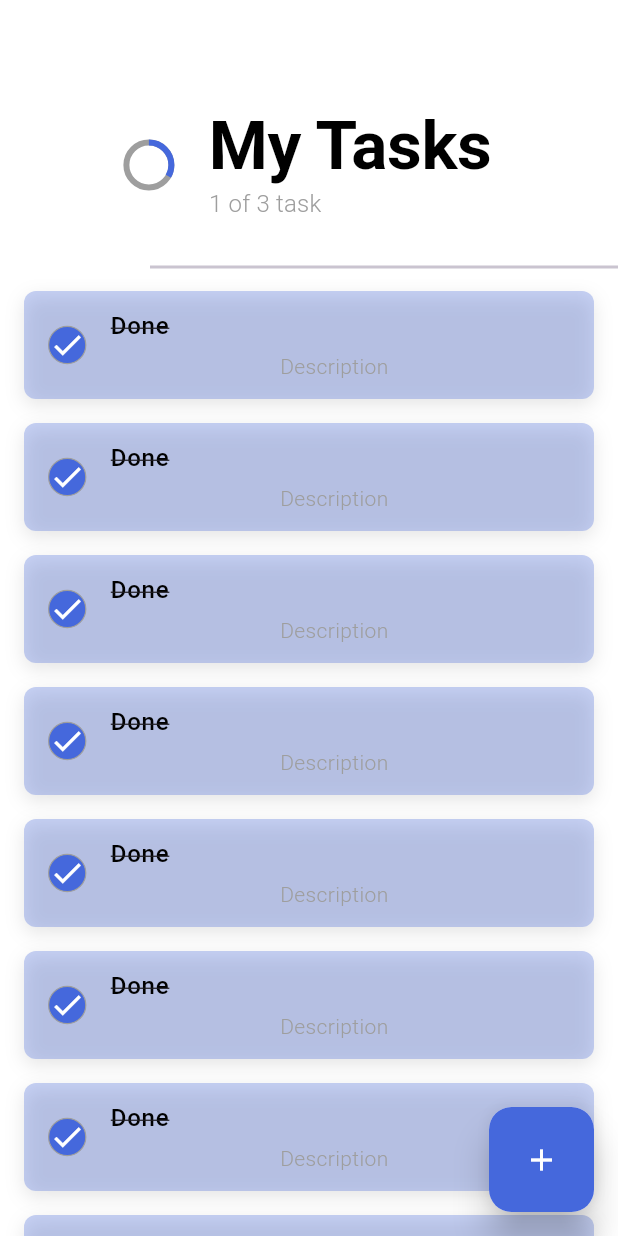
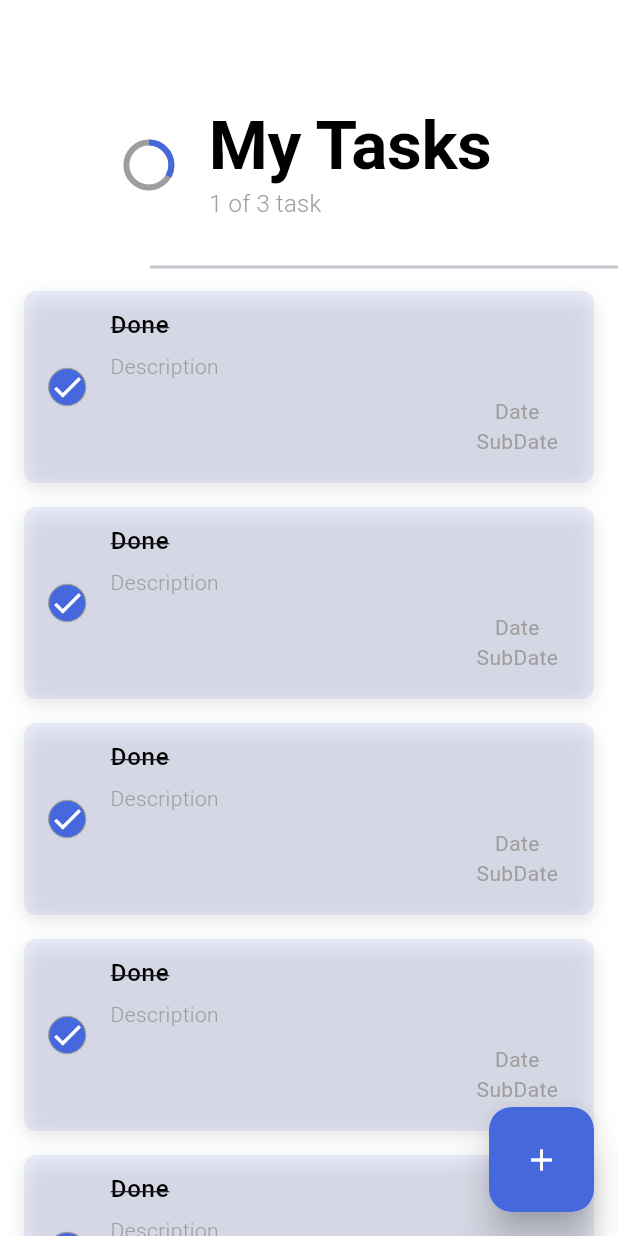
Before and after one commit to yaminmuhammad/todidu, a Flutter app: the screen it shows after launch, on a phone screen of 412 x 824 dp. Run offline on Flutter 3.47's test engine with Material 3 defaults, Android fonts, the phone set to English and light mode, and no system bars; our stand-ins replace flutter_slider_drawer.

Commit message:
feat: task widget && refactor fab component

```diff
--- a/lib/main.dart
+++ b/lib/main.dart
@@ -1,5 +1,5 @@
 import 'package:flutter/material.dart';
-import 'package:todidu/views/home_view.dart';
+import 'package:todidu/views/home/home_view.dart';
 
 Future<void> main() async {
   runApp(const MyApp());
--- a/lib/views/home_view.dart
+++ b/lib/views/home/home_view.dart
@@ -3,7 +3,8 @@ import 'package:flutter_slider_drawer/flutter_slider_drawer.dart';
 import 'package:todidu/extensions/space_exs.dart';
 import 'package:todidu/utils/app_colors.dart';
 import 'package:todidu/utils/app_str.dart';
-import 'package:todidu/views/home/widget/fab.dart';
+import 'package:todidu/views/home/components/fab.dart';
+import 'package:todidu/views/home/widget/task_widget.dart';
 
 class HomeView extends StatefulWidget {
   const HomeView({super.key});
@@ -101,81 +102,7 @@ class _HomeViewState extends State<HomeView> {
                 itemCount: 20,
                 scrollDirection: Axis.vertical,
                 itemBuilder: (context, index) {
-                  return AnimatedContainer(
-                    margin: const EdgeInsets.symmetric(
-                      horizontal: 16,
-                      vertical: 8,
-                    ),
-                    decoration: BoxDecoration(
-                      borderRadius: BorderRadius.circular(8),
-                      color: AppColors.primaryColor.withOpacity(0.3),
-                      boxShadow: [
-                        BoxShadow(
-                          color: Colors.black.withOpacity(.1),
-                          offset: const Offset(
-                            0,
-                            4,
-                          ),
-                          blurRadius: 10,
-                        ),
-                      ],
-                    ),
-                    duration: const Duration(milliseconds: 600),
-                    child: ListTile(
-                      // Check Icon
-                      leading: GestureDetector(
-                        onTap: () {
-                          // checklist or unchecklist task
-                        },
-                        child: AnimatedContainer(
-                          duration: const Duration(
-                            milliseconds: 600,
-                          ),
-                          decoration: BoxDecoration(
-                            color: AppColors.primaryColor,
-                            shape: BoxShape.circle,
-                            border: Border.all(
-                              color: Colors.grey,
-                              width: .8,
-                            ),
-                          ),
-                          child: const Icon(
-                            Icons.check,
-                            color: Colors.white,
-                          ),
-                        ),
-                      ),
-
-                      // Task title
-                      title: const Padding(
-                        padding: const EdgeInsets.only(
-                          bottom: 5,
-                          top: 3,
-                        ),
-                        child: Text(
-                          "Done",
-                          style: TextStyle(
-                            color: Colors.black,
-                            fontWeight: FontWeight.w500,
-                            decoration: TextDecoration.lineThrough,
-                          ),
-                        ),
-                      ),
-
-                      // Task description
-                      subtitle: Column(
-                        children: [
-                          Text(
-                            "Description",
-                            style: TextStyle(
-                              color: Colors.grey,
-                              fontWeight: FontWeight.w300,
-                            ),
-                          ),
-                        ],
-                      ),
-                    ),
-                  );
+                  return const TaskWidget();
                 },
               ),
             ),
--- /dev/null
+++ b/lib/views/home/widget/task_widget.dart
@@ -0,0 +1,123 @@
+import 'package:flutter/material.dart';
+import 'package:todidu/utils/app_colors.dart';
+
+class TaskWidget extends StatelessWidget {
+  const TaskWidget({
+    super.key,
+  });
+
+  @override
+  Widget build(BuildContext context) {
+    return GestureDetector(
+      onTap: () {},
+      child: AnimatedContainer(
+        margin: const EdgeInsets.symmetric(
+          horizontal: 16,
+          vertical: 8,
+        ),
+        decoration: BoxDecoration(
+          borderRadius: BorderRadius.circular(8),
+          color: AppColors.primaryColor.withOpacity(0.1),
+          boxShadow: [
+            BoxShadow(
+              color: Colors.black.withOpacity(.1),
+              offset: const Offset(
+                0,
+                4,
+              ),
+              blurRadius: 10,
+            ),
+          ],
+        ),
+        duration: const Duration(milliseconds: 600),
+        child: ListTile(
+          // Check Icon
+          leading: GestureDetector(
+            onTap: () {
+              // checklist or unchecklist task
+            },
+            child: AnimatedContainer(
+              duration: const Duration(
+                milliseconds: 600,
+              ),
+              decoration: BoxDecoration(
+                color: AppColors.primaryColor,
+                shape: BoxShape.circle,
+                border: Border.all(
+                  color: Colors.grey,
+                  width: .8,
+                ),
+              ),
+              child: const Icon(
+                Icons.check,
+                color: Colors.white,
+              ),
+            ),
+          ),
+
+          // Task title
+          title: const Padding(
+            padding: const EdgeInsets.only(
+              bottom: 5,
+              top: 3,
+            ),
+            child: Text(
+              "Done",
+              style: TextStyle(
+                color: Colors.black,
+                fontWeight: FontWeight.w500,
+                decoration: TextDecoration.lineThrough,
+              ),
+            ),
+          ),
+
+          // Task description
+          subtitle: const Column(
+            crossAxisAlignment: CrossAxisAlignment.start,
+            children: [
+              Text(
+                "Description",
+                style: TextStyle(
+                  color: Colors.grey,
+                  fontWeight: FontWeight.w300,
+                ),
+              ),
+
+              // Date of Task
+              Align(
+                alignment: Alignment.centerRight,
+                child: Padding(
+                  padding: EdgeInsets.only(
+                    bottom: 10,
+                    top: 10,
+                  ),
+                  child: Column(
+                    mainAxisAlignment: MainAxisAlignment.center,
+                    children: [
+                      Text(
+                        "Date",
+                        style: TextStyle(
+                          fontSize: 14,
+                          color: Colors.grey,
+                        ),
+                      ),
+                      Text(
+                        "SubDate",
+                        style: TextStyle(
+                          fontSize: 14,
+                          color: Colors.grey,
+                        ),
+                      ),
+                    ],
+                  ),
+                ),
+              ),
+            ],
+          ),
+
+          // Date of Task
+        ),
+      ),
+    );
+  }
+}
```
Also changed, not shown: lib/views/home/components/fab.dart (renamed from lib/views/home/widget/fab.dart).
